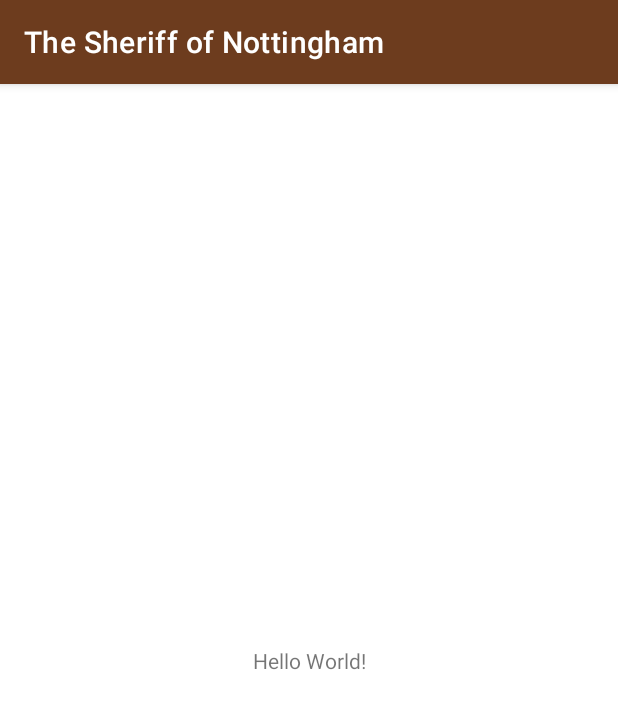
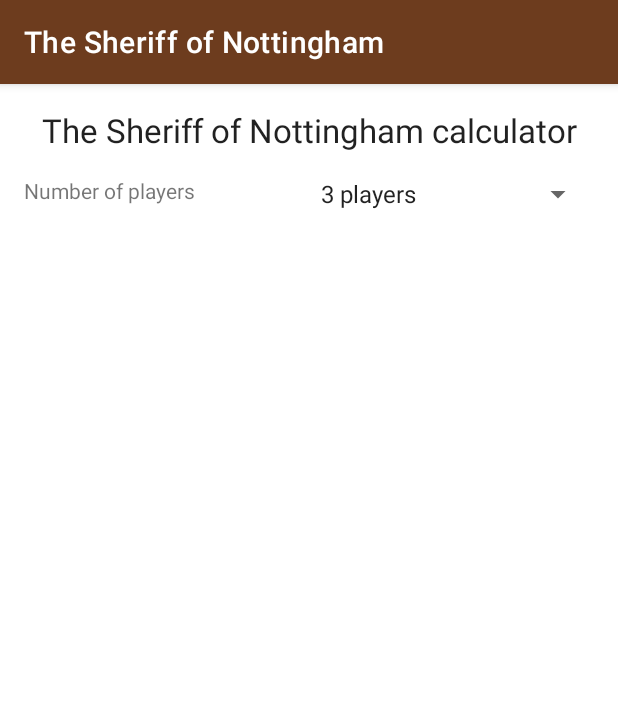
Before and after one commit to aarshinkov/TheSheriff, an Android app: the screen it shows after launch (MainActivity), on a phone screen of 412 x 824 dp. Shown: the top 709 px of the screen. Run offline under Robolectric (Android 15) with nearby library versions, the phone set to English and light mode, and no system bars.

Commit message:
Added texts to main activity

```diff
--- a/app/src/main/java/com/aarshinkov/mobile/thesheriff/MainActivity.java
+++ b/app/src/main/java/com/aarshinkov/mobile/thesheriff/MainActivity.java
@@ -3,6 +3,8 @@
 import androidx.appcompat.app.AppCompatActivity;
 
 import android.os.Bundle;
+import android.widget.ArrayAdapter;
+import android.widget.Spinner;
 
 public class MainActivity extends AppCompatActivity {
 
@@ -10,5 +12,13 @@
     protected void onCreate(Bundle savedInstanceState) {
         super.onCreate(savedInstanceState);
         setContentView(R.layout.activity_main);
+
+        Spinner spinner = (Spinner) findViewById(R.id.playersCountSpinner);
+        // Create an ArrayAdapter using the string array and a default spinner layout
+        ArrayAdapter<CharSequence> adapter = ArrayAdapter.createFromResource(this, R.array.players_count, android.R.layout.simple_spinner_item);
+        // Specify the layout to use when the list of choices appears
+        adapter.setDropDownViewResource(android.R.layout.simple_spinner_dropdown_item);
+        // Apply the adapter to the spinner
+        spinner.setAdapter(adapter);
     }
 }
--- a/app/src/main/res/layout/activity_main.xml
+++ b/app/src/main/res/layout/activity_main.xml
@@ -1,19 +1,62 @@
 <?xml version="1.0" encoding="utf-8"?>
-<androidx.constraintlayout.widget.ConstraintLayout xmlns:android="http://schemas.android.com/apk/res/android"
+<ScrollView xmlns:android="http://schemas.android.com/apk/res/android"
     xmlns:app="http://schemas.android.com/apk/res-auto"
     xmlns:tools="http://schemas.android.com/tools"
     android:layout_width="match_parent"
     android:layout_height="match_parent"
     tools:context=".MainActivity">
 
-    <TextView
-        android:id="@+id/textView"
-        android:layout_width="wrap_content"
-        android:layout_height="wrap_content"
-        android:text="Hello World!"
-        app:layout_constraintBottom_toBottomOf="parent"
-        app:layout_constraintLeft_toLeftOf="parent"
-        app:layout_constraintRight_toRightOf="parent"
-        app:layout_constraintTop_toTopOf="parent" />
 
-</androidx.constraintlayout.widget.ConstraintLayout>
+    <androidx.constraintlayout.widget.ConstraintLayout
+        android:layout_width="match_parent"
+        android:layout_height="wrap_content">
+
+
+        <TextView
+            android:id="@+id/title"
+            android:layout_width="0dp"
+            android:layout_height="wrap_content"
+            android:layout_marginTop="16dp"
+            android:text="@string/title"
+            android:textAlignment="center"
+            android:textAppearance="@style/TextAppearance.AppCompat.Large"
+            app:layout_constraintEnd_toStartOf="@+id/rightGuideline"
+            app:layout_constraintStart_toStartOf="@+id/leftGuideline"
+            app:layout_constraintTop_toTopOf="parent" />
+
+        <TextView
+            android:id="@+id/textView2"
+            android:layout_width="0dp"
+            android:layout_height="wrap_content"
+            android:layout_marginTop="16dp"
+            android:gravity="center_vertical"
+            android:text="@string/players_count"
+            app:layout_constraintEnd_toStartOf="@+id/playersCountSpinner"
+            app:layout_constraintStart_toStartOf="@+id/leftGuideline"
+            app:layout_constraintTop_toBottomOf="@+id/title" />
+
+        <Spinner
+            android:id="@+id/playersCountSpinner"
+            android:layout_width="0dp"
+            android:layout_height="wrap_content"
+            android:layout_marginTop="16dp"
+            app:layout_constraintEnd_toStartOf="@+id/rightGuideline"
+            app:layout_constraintStart_toEndOf="@+id/textView2"
+            app:layout_constraintTop_toBottomOf="@+id/title" />
+
+        <androidx.constraintlayout.widget.Guideline
+            android:id="@+id/leftGuideline"
+            android:layout_width="wrap_content"
+            android:layout_height="wrap_content"
+            android:orientation="vertical"
+            app:layout_constraintGuide_begin="16dp" />
+
+        <androidx.constraintlayout.widget.Guideline
+            android:id="@+id/rightGuideline"
+            android:layout_width="wrap_content"
+            android:layout_height="wrap_content"
+            android:orientation="vertical"
+            app:layout_constraintGuide_end="16dp" />
+
+    </androidx.constraintlayout.widget.ConstraintLayout>
+</ScrollView>
--- a/app/src/main/res/values/strings.xml
+++ b/app/src/main/res/values/strings.xml
@@ -1,4 +1,11 @@
+<?xml version="1.0" encoding="utf-8"?>
 <resources>
     <string name="app_name">The Sheriff of Nottingham</string>
+    <string name="title">The Sheriff of Nottingham calculator</string>
     <string name="players_count">Number of players</string>
+    <string-array name="players_count">
+        <item>3 players</item>
+        <item>4 players</item>
+        <item>5 players</item>
+    </string-array>
 </resources>
```
Also changed, not shown: 1 other file.
